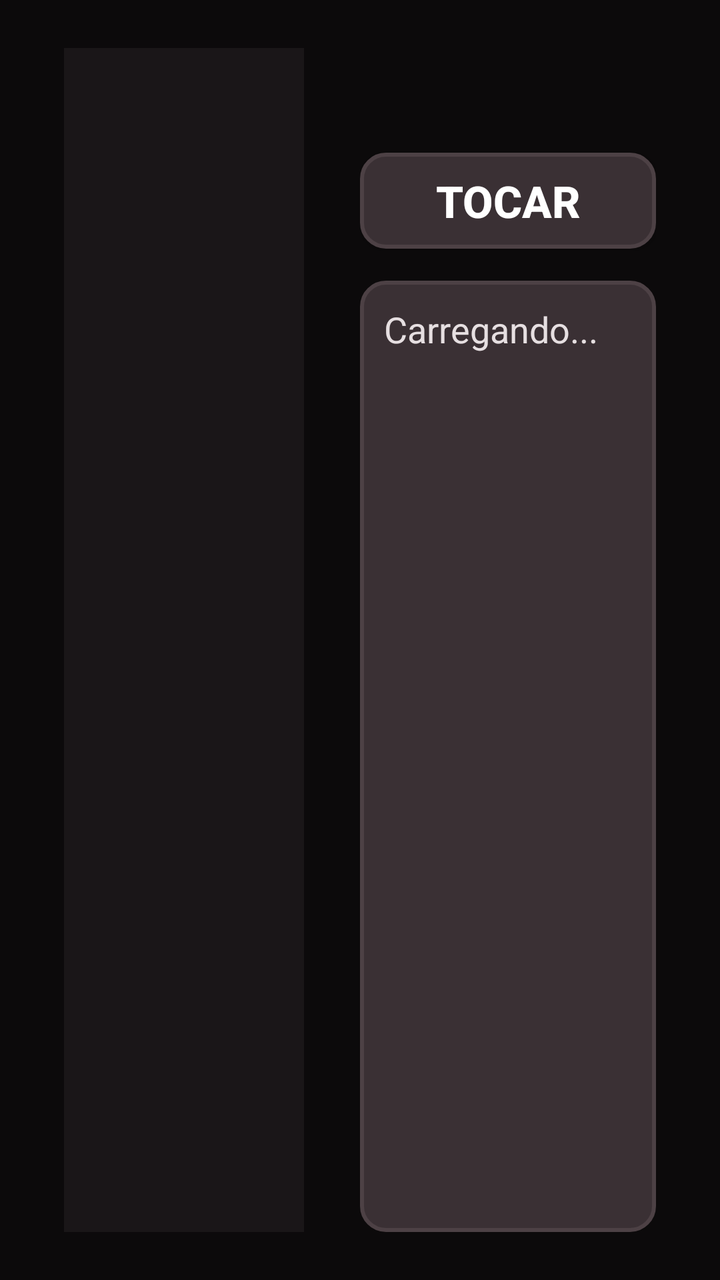
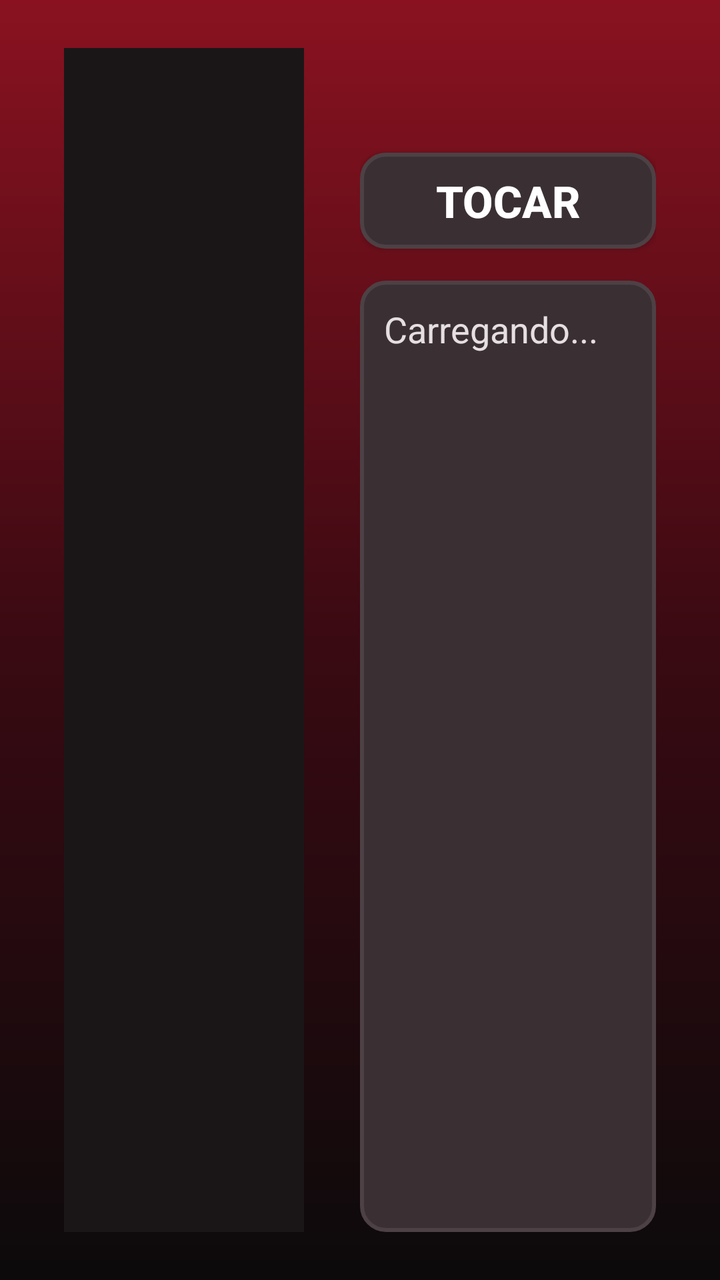

Two renders of the same Android screen: before a commit and after it. Below are the layout's source before the change and the commit's diff.
<!-- AndroidManifest.xml: application theme android:Theme.Material.NoActionBar -->
<!-- res/layout/activity_movie.xml -->
<?xml version="1.0" encoding="utf-8"?>
<LinearLayout xmlns:android="http://schemas.android.com/apk/res/android"
    android:layout_width="match_parent"
    android:layout_height="match_parent"
    android:background="#0C0A0B"
    android:orientation="horizontal"
    android:paddingStart="32dp"
    android:paddingTop="24dp"
    android:paddingEnd="32dp"
    android:paddingBottom="24dp">

    <ImageView
        android:id="@+id/iv_cover"
        android:layout_width="wrap_content"
        android:layout_height="match_parent"
        android:adjustViewBounds="true"
        android:background="#1A1618"
        android:contentDescription="Capa"
        android:maxWidth="340dp"
        android:minWidth="120dp"
        android:scaleType="fitCenter" />

    <LinearLayout
        android:layout_width="0dp"
        android:layout_height="match_parent"
        android:layout_marginStart="28dp"
        android:layout_weight="1"
        android:orientation="vertical">

        <TextView
            android:id="@+id/tv_title"
            android:layout_width="match_parent"
            android:layout_height="wrap_content"
            android:ellipsize="end"
            android:maxLines="2"
            android:textColor="#FF2A3D"
            android:textSize="30sp"
            android:textStyle="bold" />

        <TextView
            android:id="@+id/tv_meta"
            android:layout_width="match_parent"
            android:layout_height="wrap_content"
            android:layout_marginTop="8dp"
            android:ellipsize="end"
            android:maxLines="2"
            android:textColor="#A39A9D"
            android:textSize="18sp"
            android:visibility="gone" />

        <Button
            android:id="@+id/btn_continue"
            android:layout_width="wrap_content"
            android:layout_height="wrap_content"
            android:layout_marginTop="16dp"
            android:background="@drawable/bg_button"
            android:focusable="true"
            android:minWidth="200dp"
            android:paddingStart="28dp"
            android:paddingEnd="28dp"
            android:text="Continuar de onde parei"
            android:textColor="#FFFFFF"
            android:textSize="22sp"
            android:textStyle="bold"
            android:visibility="gone" />

        <Button
            android:id="@+id/btn_play"
            android:layout_width="wrap_content"
            android:layout_height="wrap_content"
            android:layout_marginTop="12dp"
            android:background="@drawable/bg_button"
            android:focusable="true"
            android:minWidth="200dp"
            android:paddingStart="28dp"
            android:paddingEnd="28dp"
            android:text="Tocar"
            android:textColor="#FFFFFF"
            android:textSize="22sp"
            android:textStyle="bold" />

        <ScrollView
            android:id="@+id/sv_plot"
            android:layout_width="match_parent"
            android:layout_height="0dp"
            android:layout_marginTop="16dp"
            android:layout_weight="1"
            android:background="@drawable/bg_button"
            android:focusable="true"
            android:padding="12dp"
            android:scrollbars="none">

            <TextView
                android:id="@+id/tv_plot"
                android:layout_width="match_parent"
                android:layout_height="wrap_content"
                android:lineSpacingExtra="4dp"
                android:text="Carregando..."
                android:textColor="#E6DFE1"
                android:textSize="18sp" />
        </ScrollView>
    </LinearLayout>

</LinearLayout>
<!-- resources referenced by this layout -->
<resources>
  <!-- drawable bg_button (drawable) -->
  <?xml version="1.0" encoding="utf-8"?>
  <selector xmlns:android="http://schemas.android.com/apk/res/android">
  
      <item android:state_focused="true">
          <shape android:shape="rectangle">
              <solid android:color="#E50914" />
              <stroke
                  android:width="4dp"
                  android:color="#FFFFFF" />
              <corners android:radius="12dp" />
          </shape>
      </item>
  
      <item android:state_pressed="true">
          <shape android:shape="rectangle">
              <solid android:color="#B20710" />
              <stroke
                  android:width="4dp"
                  android:color="#FFFFFF" />
              <corners android:radius="12dp" />
          </shape>
      </item>
  
      <item>
          <shape android:shape="rectangle">
              <solid android:color="#3A3034" />
              <stroke
                  android:width="2dp"
                  android:color="#4D4145" />
              <corners android:radius="12dp" />
          </shape>
      </item>
  
  </selector>
</resources>

<!-- the commit's change to res/layout/activity_movie.xml (unified diff, before → after) -->
@@ -2,7 +2,7 @@
 <LinearLayout xmlns:android="http://schemas.android.com/apk/res/android"
     android:layout_width="match_parent"
     android:layout_height="match_parent"
-    android:background="#0C0A0B"
+    android:background="@drawable/bg_gradient"
     android:orientation="horizontal"
     android:paddingStart="32dp"
     android:paddingTop="24dp"
<!-- resource entries referenced after the edit -->
@@ -35,5 +35,16 @@
       </item>
   
   </selector>
+  <!-- drawable bg_gradient (drawable) -->
+  <?xml version="1.0" encoding="utf-8"?>
+  <shape xmlns:android="http://schemas.android.com/apk/res/android"
+      android:shape="rectangle">
+      <gradient
+          android:angle="270"
+          android:centerColor="#3A0A12"
+          android:endColor="#0C0A0B"
+          android:startColor="#8A1220"
+          android:type="linear" />
+  </shape>
 </resources>
 
